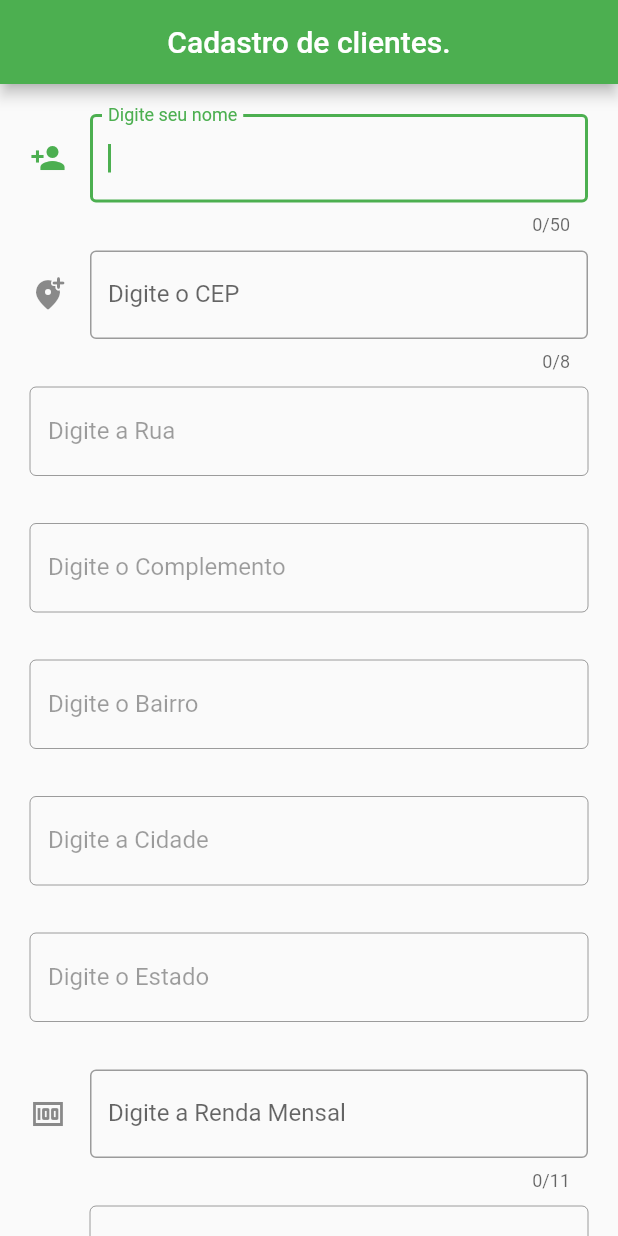
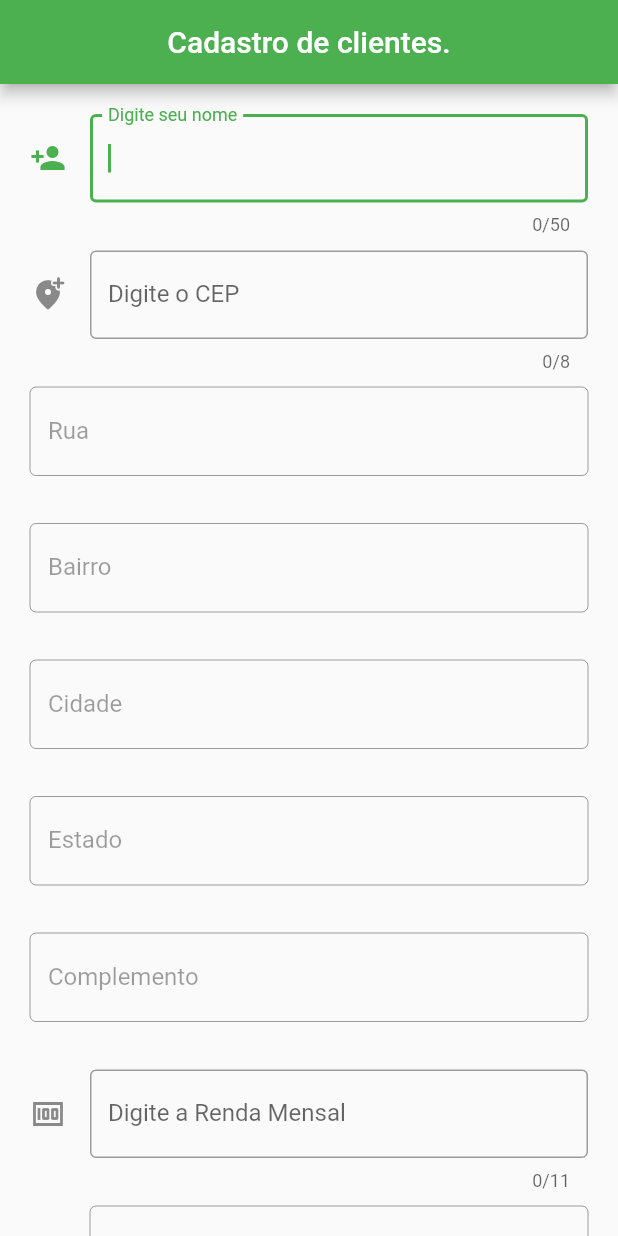
Before and after one commit to Gabrielhyds/ApiCep, a Flutter app: the screen it shows after launch, on a phone screen of 412 x 824 dp. Run offline on Flutter 3.47's test engine with Material 2 defaults, Android fonts, the phone set to English and light mode, and no system bars.

```diff
--- a/lib/main.dart
+++ b/lib/main.dart
@@ -143,7 +143,40 @@ class _MyHomePageState extends State<MyHomePage> {
                     controller: _rua,
                     decoration: InputDecoration(
                       border: OutlineInputBorder(),
-                      labelText: "Digite a Rua",
+                      labelText: "Rua",
+                    )),
+              ),
+              Padding(
+                padding: EdgeInsets.fromLTRB(20, 10, 20, 0),
+                child: TextField(
+                    maxLength: 50,
+                    enabled: false,
+                    controller: _bairro,
+                    decoration: InputDecoration(
+                      border: OutlineInputBorder(),
+                      labelText: "Bairro",
+                    )),
+              ),
+              Padding(
+                padding: EdgeInsets.fromLTRB(20, 10, 20, 0),
+                child: TextField(
+                    maxLength: 50,
+                    enabled: false,
+                    controller: _cidade,
+                    decoration: InputDecoration(
+                      border: OutlineInputBorder(),
+                      labelText: "Cidade",
+                    )),
+              ),
+              Padding(
+                padding: EdgeInsets.fromLTRB(20, 10, 20, 0),
+                child: TextField(
+                    maxLength: 2,
+                    enabled: false,
+                    controller: _estado,
+                    decoration: InputDecoration(
+                      border: OutlineInputBorder(),
+                      labelText: "Estado",
                     )),
               ),
               Padding(
@@ -154,40 +187,7 @@ class _MyHomePageState extends State<MyHomePage> {
                     controller: _complemento,
                     decoration: InputDecoration(
                       border: OutlineInputBorder(),
-                      labelText: "Digite o Complemento",
-                    )),
-              ),
-              Padding(
-                padding: EdgeInsets.fromLTRB(20, 10, 20, 0),
-                child: TextField(
-                    maxLength: 50,
-                    enabled: false,
-                    controller: _bairro,
-                    decoration: InputDecoration(
-                      border: OutlineInputBorder(),
-                      labelText: "Digite o Bairro",
-                    )),
-              ),
-              Padding(
-                padding: EdgeInsets.fromLTRB(20, 10, 20, 0),
-                child: TextField(
-                    maxLength: 50,
-                    enabled: false,
-                    controller: _cidade,
-                    decoration: InputDecoration(
-                      border: OutlineInputBorder(),
-                      labelText: "Digite a Cidade",
-                    )),
-              ),
-              Padding(
-                padding: EdgeInsets.fromLTRB(20, 10, 20, 0),
-                child: TextField(
-                    maxLength: 2,
-                    enabled: false,
-                    controller: _estado,
-                    decoration: InputDecoration(
-                      border: OutlineInputBorder(),
-                      labelText: "Digite o Estado",
+                      labelText: "Complemento",
                     )),
               ),
               Padding(
```
Also changed, not shown: 1 other file.
